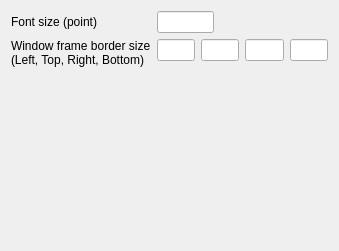
This is src/thewall/guisettingdialog.ui in sungwonnam/SAGENext as Qt 5 draws it before an edit. The edited form follows.
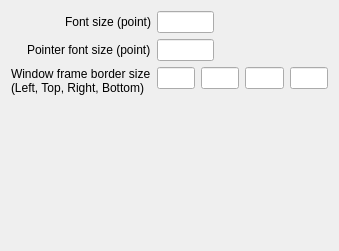
This is the edited form.

```diff
--- a/src/thewall/guisettingdialog.ui
+++ b/src/thewall/guisettingdialog.ui
@@ -14,6 +14,9 @@
    <string>Dialog</string>
   </property>
   <layout class="QFormLayout" name="formLayout">
+   <property name="labelAlignment">
+    <set>Qt::AlignRight|Qt::AlignTrailing|Qt::AlignVCenter</set>
+   </property>
    <item row="0" column="0">
     <widget class="QLabel" name="label">
      <property name="text">
@@ -45,6 +48,33 @@
     </layout>
    </item>
    <item row="1" column="0">
+    <widget class="QLabel" name="label_3">
+     <property name="text">
+      <string>Pointer font size (point)</string>
+     </property>
+    </widget>
+   </item>
+   <item row="1" column="1">
+    <layout class="QHBoxLayout" name="horizontalLayout_3" stretch="1,2">
+     <item>
+      <widget class="QLineEdit" name="pointerFontSizeLineEdit"/>
+     </item>
+     <item>
+      <spacer name="horizontalSpacer_2">
+       <property name="orientation">
+        <enum>Qt::Horizontal</enum>
+       </property>
+       <property name="sizeHint" stdset="0">
+        <size>
+         <width>40</width>
+         <height>20</height>
+        </size>
+       </property>
+      </spacer>
+     </item>
+    </layout>
+   </item>
+   <item row="2" column="0">
     <widget class="QLabel" name="label_2">
      <property name="text">
       <string>Window frame border size
@@ -52,7 +82,7 @@
      </property>
     </widget>
    </item>
-   <item row="1" column="1">
+   <item row="2" column="1">
     <layout class="QHBoxLayout" name="horizontalLayout_2">
      <item>
       <widget class="QLineEdit" name="frameBorderLeftLineEdit"/>
```
